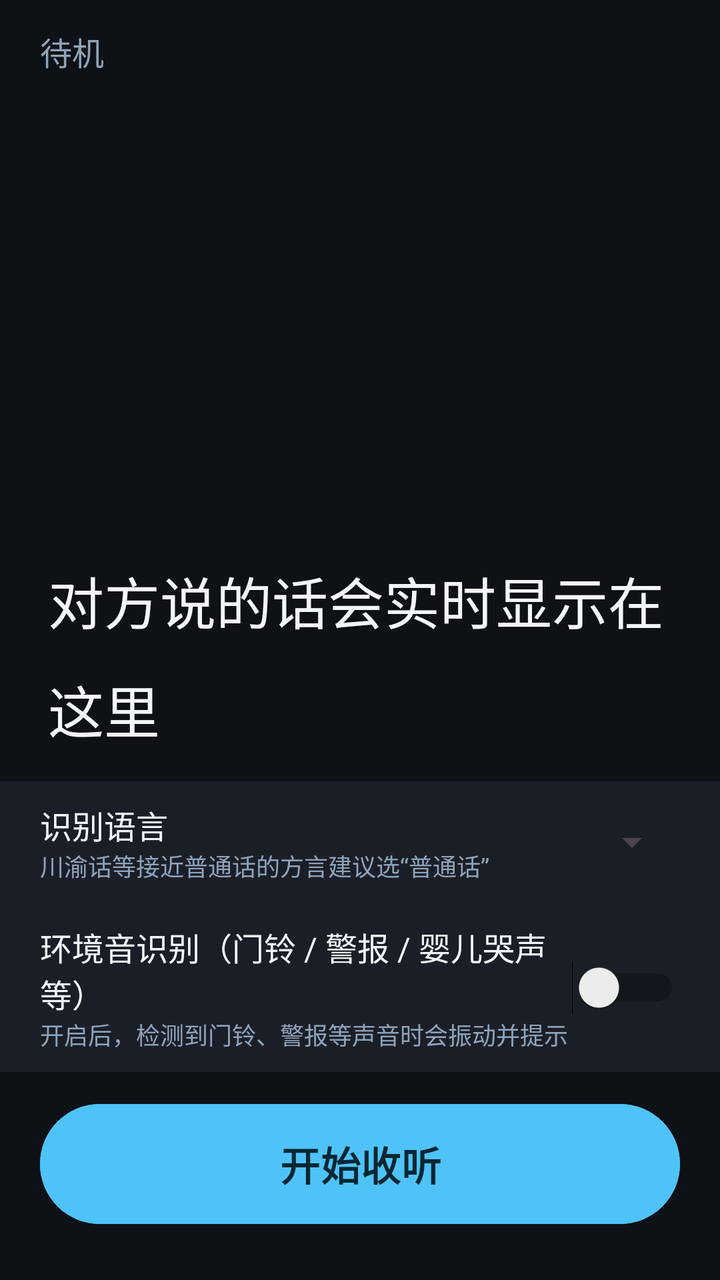
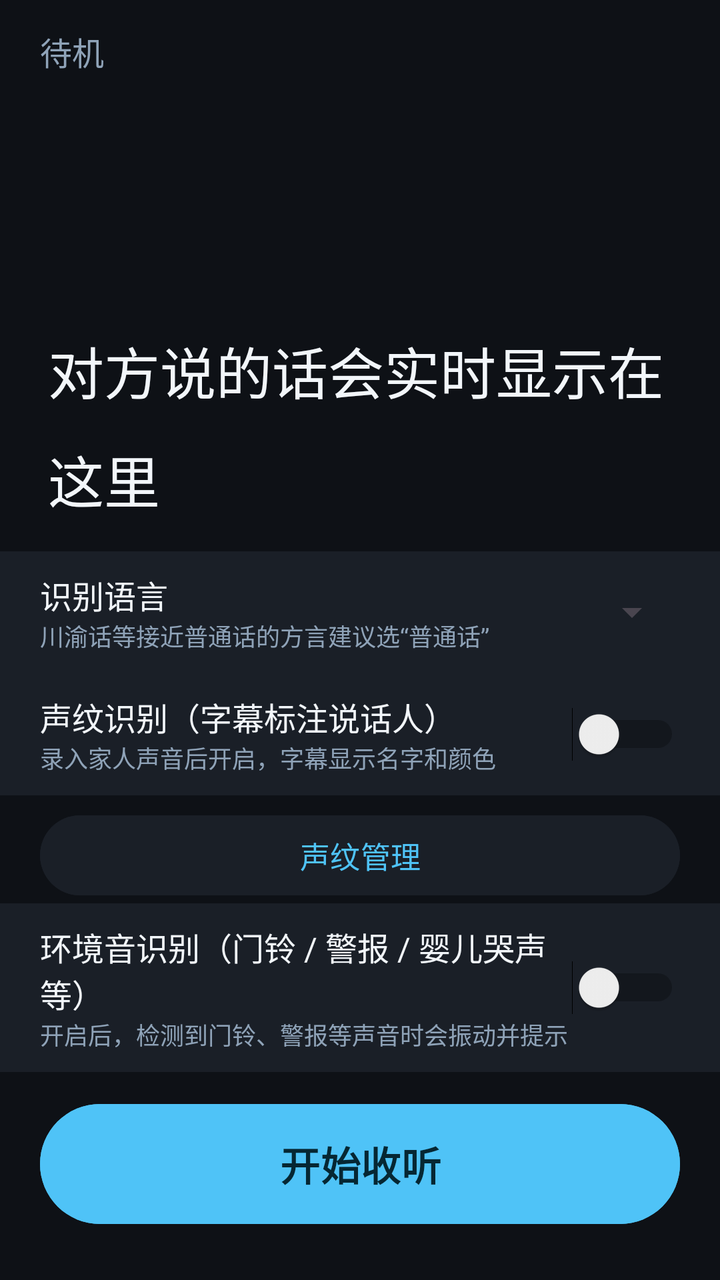

Two renders of the same Android screen: before a commit and after it. Below are the layout's source before the change and the commit's diff.
<!-- AndroidManifest.xml: application theme Theme.HearingAssist -->
<!-- res/layout/activity_main.xml -->
<?xml version="1.0" encoding="utf-8"?>
<LinearLayout xmlns:android="http://schemas.android.com/apk/res/android"
    android:layout_width="match_parent"
    android:layout_height="match_parent"
    android:background="@color/background"
    android:orientation="vertical">

    
    <TextView
        android:id="@+id/tvStatus"
        android:layout_width="match_parent"
        android:layout_height="wrap_content"
        android:paddingHorizontal="20dp"
        android:paddingVertical="14dp"
        android:text="@string/status_idle"
        android:textColor="@color/text_secondary"
        android:textSize="16sp" />

    
    <ScrollView
        android:id="@+id/scrollSubtitles"
        android:layout_width="match_parent"
        android:layout_height="0dp"
        android:layout_weight="1"
        android:fillViewport="true">

        <TextView
            android:id="@+id/tvSubtitles"
            android:layout_width="match_parent"
            android:layout_height="wrap_content"
            android:gravity="bottom"
            android:lineSpacingMultiplier="1.35"
            android:paddingHorizontal="24dp"
            android:paddingVertical="16dp"
            android:text="@string/initial_hint"
            android:textColor="@color/text_primary"
            android:textSize="28sp" />
    </ScrollView>

    
    <TextView
        android:id="@+id/tvEnvAlert"
        android:layout_width="match_parent"
        android:layout_height="wrap_content"
        android:background="@color/env_alert"
        android:paddingHorizontal="20dp"
        android:paddingVertical="16dp"
        android:textColor="@color/env_alert_text"
        android:textSize="22sp"
        android:textStyle="bold"
        android:visibility="gone" />

    
    <LinearLayout
        android:layout_width="match_parent"
        android:layout_height="wrap_content"
        android:background="@color/surface"
        android:gravity="center_vertical"
        android:orientation="horizontal"
        android:paddingHorizontal="20dp"
        android:paddingVertical="10dp">

        <LinearLayout
            android:layout_width="0dp"
            android:layout_height="wrap_content"
            android:layout_weight="1"
            android:orientation="vertical">

            <TextView
                android:layout_width="wrap_content"
                android:layout_height="wrap_content"
                android:text="@string/lang_label"
                android:textColor="@color/text_primary"
                android:textSize="16sp" />

            <TextView
                android:layout_width="wrap_content"
                android:layout_height="wrap_content"
                android:text="@string/lang_hint"
                android:textColor="@color/text_secondary"
                android:textSize="12sp" />
        </LinearLayout>

        <Spinner
            android:id="@+id/spnLang"
            android:layout_width="wrap_content"
            android:layout_height="wrap_content" />
    </LinearLayout>

    
    <LinearLayout
        android:layout_width="match_parent"
        android:layout_height="wrap_content"
        android:background="@color/surface"
        android:gravity="center_vertical"
        android:orientation="horizontal"
        android:paddingHorizontal="20dp"
        android:paddingVertical="10dp">

        <LinearLayout
            android:layout_width="0dp"
            android:layout_height="wrap_content"
            android:layout_weight="1"
            android:orientation="vertical">

            <TextView
                android:layout_width="wrap_content"
                android:layout_height="wrap_content"
                android:text="@string/env_sound_label"
                android:textColor="@color/text_primary"
                android:textSize="16sp" />

            <TextView
                android:layout_width="wrap_content"
                android:layout_height="wrap_content"
                android:text="@string/env_sound_hint"
                android:textColor="@color/text_secondary"
                android:textSize="12sp" />
        </LinearLayout>

        <Switch
            android:id="@+id/swEnvSound"
            android:layout_width="wrap_content"
            android:layout_height="wrap_content"
            android:checked="false" />
    </LinearLayout>

    
    <Button
        android:id="@+id/btnMain"
        android:layout_width="match_parent"
        android:layout_height="68dp"
        android:layout_marginHorizontal="20dp"
        android:layout_marginTop="12dp"
        android:layout_marginBottom="24dp"
        android:backgroundTint="@color/accent"
        android:text="@string/btn_start"
        android:textColor="#062733"
        android:textSize="20sp"
        android:textStyle="bold" />
</LinearLayout>
<!-- resources referenced by this layout -->
<resources>
  <color name="accent">#4FC3F7</color>
  <color name="background">#0E1116</color>
  <color name="env_alert">#FFB300</color>
  <color name="env_alert_text">#1A1200</color>
  <color name="surface">#1A1F27</color>
  <color name="text_primary">#F2F6FA</color>
  <color name="text_secondary">#8FA3B8</color>
  <string name="btn_start">开始收听</string>
  <string name="env_sound_hint">开启后，检测到门铃、警报等声音时会振动并提示</string>
  <string name="env_sound_label">环境音识别（门铃 / 警报 / 婴儿哭声等）</string>
  <string name="initial_hint">对方说的话会实时显示在这里</string>
  <string name="lang_hint">川渝话等接近普通话的方言建议选“普通话”</string>
  <string name="lang_label">识别语言</string>
  <string name="status_idle">待机</string>
  <style name="Theme.HearingAssist" parent="Theme.Material3.DayNight.NoActionBar">
          <item name="android:windowBackground">@color/background</item>
          <item name="android:statusBarColor">@color/background</item>
          <item name="android:navigationBarColor">@color/background</item>
          <item name="android:windowLightStatusBar">false</item>
      </style>
</resources>

<!-- the commit's change to res/layout/activity_main.xml (unified diff, before → after) -->
@@ -106,6 +106,55 @@
             <TextView
                 android:layout_width="wrap_content"
                 android:layout_height="wrap_content"
+                android:text="@string/vp_toggle_label"
+                android:textColor="@color/text_primary"
+                android:textSize="16sp" />
+
+            <TextView
+                android:layout_width="wrap_content"
+                android:layout_height="wrap_content"
+                android:text="@string/vp_toggle_hint"
+                android:textColor="@color/text_secondary"
+                android:textSize="12sp" />
+        </LinearLayout>
+
+        <Switch
+            android:id="@+id/swVoiceprint"
+            android:layout_width="wrap_content"
+            android:layout_height="wrap_content"
+            android:checked="false" />
+    </LinearLayout>
+
+    <Button
+        android:id="@+id/btnVoiceprintManage"
+        android:layout_width="match_parent"
+        android:layout_height="48dp"
+        android:layout_marginHorizontal="20dp"
+        android:layout_marginTop="6dp"
+        android:backgroundTint="@color/surface"
+        android:text="@string/vp_manage"
+        android:textColor="@color/accent"
+        android:textSize="15sp" />
+
+    
+    <LinearLayout
+        android:layout_width="match_parent"
+        android:layout_height="wrap_content"
+        android:background="@color/surface"
+        android:gravity="center_vertical"
+        android:orientation="horizontal"
+        android:paddingHorizontal="20dp"
+        android:paddingVertical="10dp">
+
+        <LinearLayout
+            android:layout_width="0dp"
+            android:layout_height="wrap_content"
+            android:layout_weight="1"
+            android:orientation="vertical">
+
+            <TextView
+                android:layout_width="wrap_content"
+                android:layout_height="wrap_content"
                 android:text="@string/env_sound_label"
                 android:textColor="@color/text_primary"
                 android:textSize="16sp" />
<!-- resource entries referenced after the edit -->
@@ -14,6 +14,9 @@
   <string name="lang_hint">川渝话等接近普通话的方言建议选“普通话”</string>
   <string name="lang_label">识别语言</string>
   <string name="status_idle">待机</string>
+  <string name="vp_manage">声纹管理</string>
+  <string name="vp_toggle_hint">录入家人声音后开启，字幕显示名字和颜色</string>
+  <string name="vp_toggle_label">声纹识别（字幕标注说话人）</string>
   <style name="Theme.HearingAssist" parent="Theme.Material3.DayNight.NoActionBar">
           <item name="android:windowBackground">@color/background</item>
           <item name="android:statusBarColor">@color/background</item>
